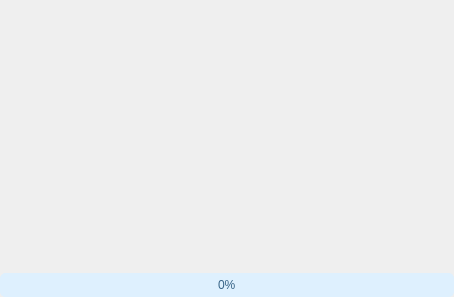
Qt form dialog/CustomSplashScreen.ui (Das-Lieber/Simulator) before a commit.
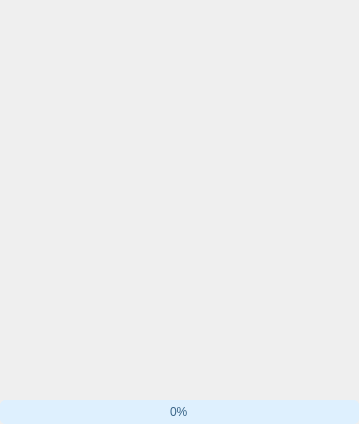
The same form after that commit.

Commit message: the splash screen will stay on the top

Patch:
```diff
--- a/dialog/CustomSplashScreen.ui
+++ b/dialog/CustomSplashScreen.ui
@@ -6,8 +6,8 @@
    <rect>
     <x>0</x>
     <y>0</y>
-    <width>454</width>
-    <height>297</height>
+    <width>359</width>
+    <height>424</height>
    </rect>
   </property>
   <property name="windowTitle">
@@ -71,6 +71,7 @@
      </property>
      <property name="font">
       <font>
+       <pointsize>11</pointsize>
        <weight>75</weight>
        <bold>true</bold>
       </font>
```
The commit also changes 7 other files.
